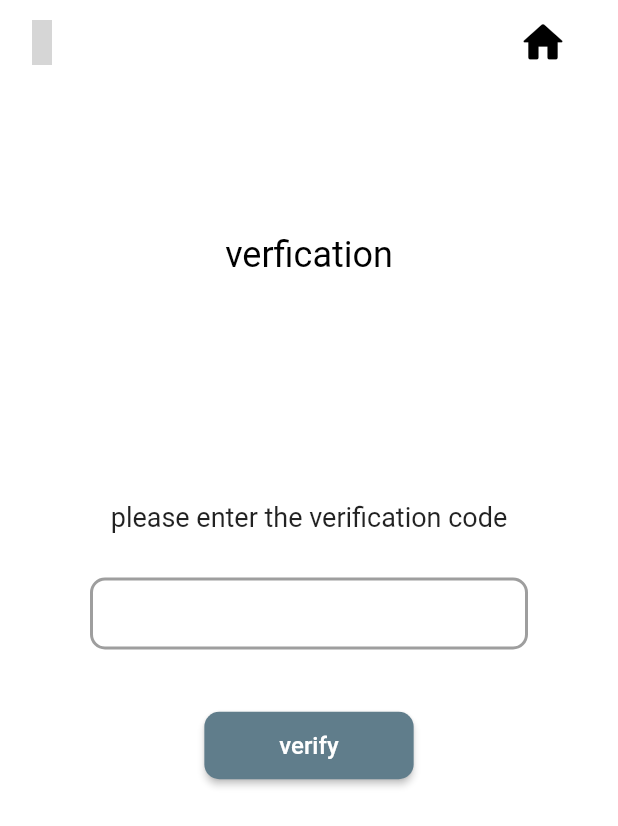
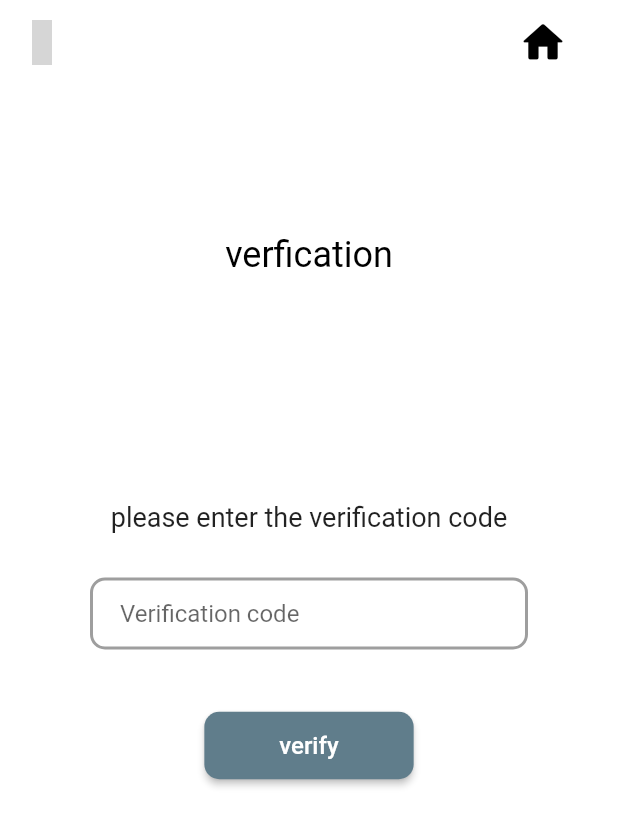
Before and after one commit to mohammedmansur/BusSchedule, a Flutter app: the verfication_screen screen opened by its route, after a tap on "verify", on a phone screen of 412 x 824 dp. Shown: the top 826 px of the screen. Run offline on Flutter 3.47's test engine with Material 2 defaults, Android fonts, the phone set to English and light mode, and no system bars; our stand-ins replace animate_do, cloud_firestore, firebase_auth, firebase_core, flutter_advanced_drawer, flutter_slidable and 3 more; accounts and stored records are empty; network calls fail; grey boxes are pictures that could not be loaded.

Commit message:
create verfication logic but have some error

```diff
--- a/lib/Src/Register/verfication.dart
+++ b/lib/Src/Register/verfication.dart
@@ -1,30 +1,39 @@
 // ignore_for_file: prefer_const_constructors, prefer_const_literals_to_create_immutables
-
+import 'package:cloud_firestore/cloud_firestore.dart';
+import 'package:firebase_auth/firebase_auth.dart';
 import 'package:flutter/material.dart';
 import 'package:iconsax/iconsax.dart';
+import "package:bus_station/Src/Register/verification_input_number.dart";
 
 class verfication_screen extends StatefulWidget {
-  const verfication_screen({ Key? key }) : super(key: key);
+  verfication_screen({Key? key, verificationID}) : super(key: key);
 
   @override
   _verfication_screenState createState() => _verfication_screenState();
 }
 
 class _verfication_screenState extends State<verfication_screen> {
+  FirebaseAuth _auth = FirebaseAuth.instance;
+  String? verificationID;
+  String? phoneNumber = '';
+  String? verificationCode;
+  String? uid;
+
   @override
   Widget build(BuildContext context) {
     return Scaffold(
       backgroundColor: Colors.white,
-
       appBar: AppBar(
         leading: IconButton(
-    icon: Icon(Iconsax.arrow_left4,),
+          icon: Icon(
+            Iconsax.arrow_left4,
+          ),
           iconSize: 30,
           onPressed: () => Navigator.of(context).pop(),
         ),
-       elevation: 0.0,// remove shadow of appbar
+        elevation: 0.0, // remove shadow of appbar
         backgroundColor: Colors.white,
-        foregroundColor:Colors.black,// change color of back icon
+        foregroundColor: Colors.black, // change color of back icon
 
         actions: [
           SizedBox(
@@ -35,27 +44,24 @@ class _verfication_screenState extends State<verfication_screen> {
               tooltip: 'go to home',
               color: Colors.black,
               iconSize: 34,
-              onPressed: () {
-
-              },
+              onPressed: () {},
             ),
           ),
         ],
-
       ),
       body: Column(
-
         crossAxisAlignment: CrossAxisAlignment.center,
         children: [
           Padding(
-    padding: const EdgeInsets.only(top: 100,bottom: 150),
-    child: Text("verfication",style: TextStyle(
-      color: Colors.black,
-      fontSize:24
-
-    ),),
+            padding: const EdgeInsets.only(top: 100, bottom: 150),
+            child: Text(
+              "verfication",
+              style: TextStyle(color: Colors.black, fontSize: 24),
             ),
-  Text("please enter the verification code",style: TextStyle(
+          ),
+          Text(
+            "please enter the verification code",
+            style: TextStyle(
               fontSize: 18.0,
             ),
           ),
@@ -63,40 +69,42 @@ children: [
             height: 30,
           ),
           Padding(
-    padding: const EdgeInsets.only(left: 60,right: 60),
+            padding: const EdgeInsets.only(left: 60, right: 60),
             child: TextField(
+              onChanged: (code) {
+                verificationCode = code;
+              },
               keyboardType: TextInputType.number,
               decoration: InputDecoration(
-
+                hintText: 'Verification code',
                 contentPadding: const EdgeInsets.only(left: 20),
-
                 enabledBorder: OutlineInputBorder(
-                            borderSide: BorderSide(
-                                color: Colors.grey, width: 2),
+                  borderSide: BorderSide(color: Colors.grey, width: 2),
                   borderRadius: BorderRadius.circular(10.0),
                 ),
-                          floatingLabelStyle:  TextStyle(
+                floatingLabelStyle: TextStyle(
                   color: Colors.black,
                   fontSize: 18.0,
                 ),
                 focusedBorder: OutlineInputBorder(
-                            borderSide: const BorderSide(
-                                color: Colors.black, width: 1.5),
+                  borderSide: const BorderSide(color: Colors.black, width: 1.5),
                   borderRadius: BorderRadius.circular(10.0),
                 ),
-
-
               ),
             ),
           ),
           Padding(
             padding: const EdgeInsets.only(top: 40),
             child: MaterialButton(
-                          onPressed: ()  {
-                            setState(() {
-
-                            });
-
+              onPressed: () async {
+                verificationCode = verificationCode!.trim();
+                PhoneAuthCredential _credential = PhoneAuthProvider.credential(
+                    verificationId: verificationID!,
+                    smsCode: verificationCode!);
+                debugPrint('===========>before');
+                UserCredential _userCredential =
+                    await _auth.signInWithCredential(_credential);
+                Navigator.pushNamed(context, "/Login");
               },
               height: 45,
               color: Colors.blueGrey,
@@ -104,20 +112,14 @@ children: [
                 "verify",
                 style: TextStyle(color: Colors.white, fontSize: 16.0),
               ),
-                          padding: const EdgeInsets.symmetric(
-                              vertical: 10, horizontal: 50),
+              padding: const EdgeInsets.symmetric(vertical: 10, horizontal: 50),
               shape: RoundedRectangleBorder(
                 borderRadius: BorderRadius.circular(10.0),
               ),
             ),
           ),
-
         ],
-
-
-
       ),
-
     );
   }
 }
--- a/lib/Src/Route.dart
+++ b/lib/Src/Route.dart
@@ -27,8 +27,8 @@ class Routing extends StatelessWidget {
         '/Login': (context) => const LoginPage(),
         '/ChangPassword': (context) => const ChangPassword(),
         '/Chat': (context) => const ChatScreen(),
-         '/verfication': (context) => const verfication_screen(),
-         '/verficationNumber': (context) => const phoneNumberVerification(),
+         '/verfication': (context) => verfication_screen(),
+         '/verficationNumber': (context) => phoneNumberVerification(),
          '/ProfileScreen': (context) => const ProfileScreen(),
       },
     );
```
Also changed, not shown: lib/Src/Register/verification_input_number.dart (+38 -10 lines), 1 other file. Lines whose indentation alone changed are shown as unchanged.
